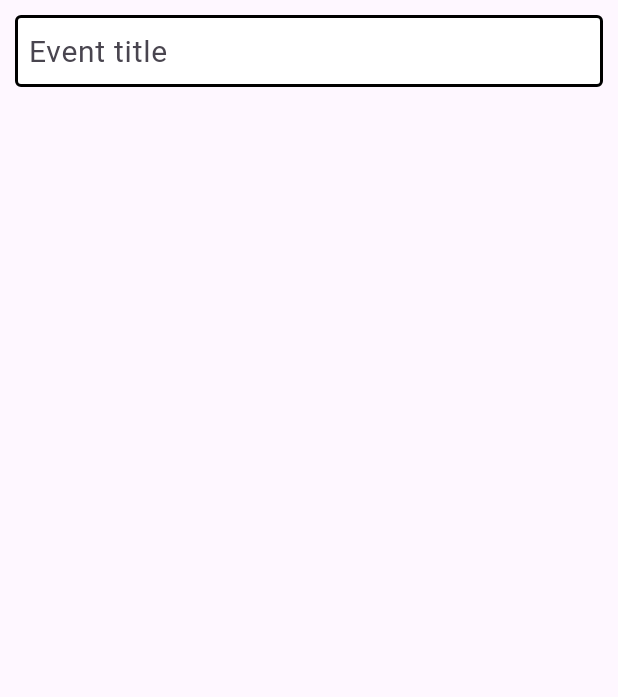
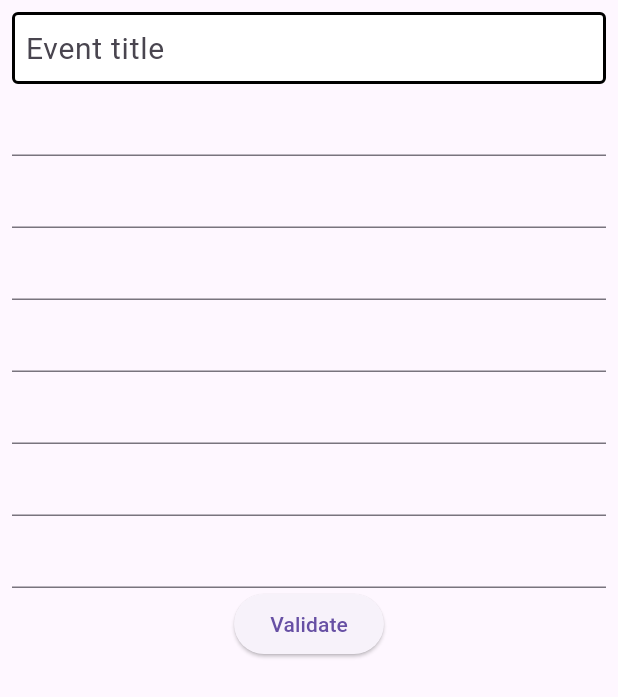
Before and after one commit to frasey/a_safe_place, a Flutter app: the screen it shows after launch, on a phone screen of 412 x 824 dp. Shown: the top 697 px of the screen. Run offline on Flutter 3.47's test engine with Material 3 defaults, Android fonts, the phone set to English and light mode, and no system bars.

Commit message:
intial event form set up

```diff
--- a/lib/Event.dart
+++ b/lib/Event.dart
@@ -1,54 +1,177 @@
-import 'package:flutter/material.dart';
+// import 'package:flutter/material.dart';
 
-class Event extends StatefulWidget {
-  const Event({super.key});
+// class Event extends StatefulWidget {
+//   const Event({super.key});
 
-  @override
-  State<Event> createState() => _EventState();
-}
+//   @override
+//   State<Event> createState() => _EventState();
+// }
 
-class _EventState extends State<Event> {
-  final TextEditingController textEditingController = TextEditingController();
+// class _EventState extends State<Event> {
+//   final TextEditingController textEditingController = TextEditingController();
 
-  @override
-  Widget build(BuildContext context) {
-    const border = OutlineInputBorder(
-      borderSide: BorderSide(
-        width: 2.0,
-        style: BorderStyle.solid,
-      ),
-    );
+//   @override
+//   Widget build(BuildContext context) {
+//     const border = OutlineInputBorder(
+//       borderSide: BorderSide(
+//         width: 2.0,
+//         style: BorderStyle.solid,
+//       ),
+//     );
 
-    return Scaffold(
-      body: SafeArea(
-        child: Column(
-          children: [
-            Padding(
-                padding: const EdgeInsets.all(10),
-                child: SizedBox(
-                  height: 50,
-                  child: TextField(
-                    controller: textEditingController,
-                    decoration: const InputDecoration(
-                      hintText: 'Event title',
-                      hintStyle: TextStyle(
-                        fontSize: 20,
-                      ),
-                      filled: true,
-                      fillColor: Colors
-                          .white, // MIGHT WANT TO CHANGE THIS IF SET THEME
-                      contentPadding: EdgeInsets.all(5),
-                      focusedBorder: border,
-                      enabledBorder: border,
-                      border: OutlineInputBorder(
-                        borderRadius: BorderRadius.all(Radius.circular(5)),
-                      ),
-                    ),
-                  ),
-                )),
-          ],
-        ),
-      ),
-    );
-  }
-}
+//     return Scaffold(
+//       body: SafeArea(
+//         child: Column(
+//           children: [
+//             // EVENT TITLE
+//             Padding(
+//               padding: const EdgeInsets.all(10),
+//               child: SizedBox(
+//                 height: 50,
+//                 child: TextField(
+//                   controller: textEditingController,
+//                   decoration: const InputDecoration(
+//                     hintText: 'Event title',
+//                     hintStyle: TextStyle(
+//                       fontSize: 20,
+//                     ),
+//                     filled: true,
+//                     fillColor:
+//                         Colors.white, // MIGHT WANT TO CHANGE THIS IF SET THEME
+//                     contentPadding: EdgeInsets.all(5),
+//                     focusedBorder: border,
+//                     enabledBorder: border,
+//                     border: OutlineInputBorder(
+//                       borderRadius: BorderRadius.all(Radius.circular(5)),
+//                     ),
+//                   ),
+//                 ),
+//               ),
+//             ),
+
+//             // DATE & TIME
+
+//             // LOCATION
+//             Padding(
+//               padding: const EdgeInsets.all(10),
+//               child: SizedBox(
+//                 height: 50,
+//                 child: TextField(
+//                   controller: textEditingController,
+//                   decoration: const InputDecoration(
+//                     hintText: 'Location',
+//                     hintStyle: TextStyle(
+//                       fontSize: 20,
+//                     ),
+//                     filled: true,
+//                     fillColor:
+//                         Colors.white, // MIGHT WANT TO CHANGE THIS IF SET THEME
+//                     contentPadding: EdgeInsets.all(5),
+//                     focusedBorder: border,
+//                     enabledBorder: border,
+//                     border: OutlineInputBorder(
+//                       borderRadius: BorderRadius.all(Radius.circular(5)),
+//                     ),
+//                   ),
+//                 ),
+//               ),
+//             ),
+
+//             // DESCRIPTION  - NEEDS TO BE MULTI LINE
+//             Padding(
+//               padding: const EdgeInsets.all(10),
+//               child: SizedBox(
+//                 height: 150,
+//                 child: TextField(
+//                   controller: textEditingController,
+//                   keyboardType: TextInputType.multiline,
+//                   maxLines: null,
+//                   decoration: const InputDecoration(
+//                     hintText: 'Decription',
+//                     hintStyle: TextStyle(
+//                       fontSize: 20,
+//                     ),
+//                     filled: true,
+//                     fillColor:
+//                         Colors.white, // MIGHT WANT TO CHANGE THIS IF SET THEME
+//                     contentPadding: EdgeInsets.all(5),
+//                     focusedBorder: border,
+//                     enabledBorder: border,
+//                     border: OutlineInputBorder(
+//                       borderRadius: BorderRadius.all(Radius.circular(5)),
+//                     ),
+//                   ),
+//                 ),
+//               ),
+//             ),
+
+//             // TAGS
+
+//             // REMINDER
+
+//             // CONTACT NAME
+//             Row(
+//               children: [
+//                 Padding(
+//                   padding: const EdgeInsets.all(10),
+//                   child: SizedBox(
+//                     height: 50,
+//                     child: TextField(
+//                       controller: textEditingController,
+//                       decoration: const InputDecoration(
+//                         hintText: 'Contact Name',
+//                         hintStyle: TextStyle(
+//                           fontSize: 20,
+//                         ),
+//                         filled: true,
+//                         fillColor: Colors
+//                             .white, // MIGHT WANT TO CHANGE THIS IF SET THEME
+//                         contentPadding: EdgeInsets.all(5),
+//                         focusedBorder: border,
+//                         enabledBorder: border,
+//                         border: OutlineInputBorder(
+//                           borderRadius: BorderRadius.all(Radius.circular(5)),
+//                         ),
+//                       ),
+//                     ),
+//                   ),
+//                 ),
+
+//                 // CONTACT NUMBER
+//                 Padding(
+//                   padding: const EdgeInsets.all(10),
+//                   child: SizedBox(
+//                     height: 50,
+//                     child: TextField(
+//                       controller: textEditingController,
+//                       keyboardType: TextInputType.phone,
+//                       decoration: const InputDecoration(
+//                         hintText: 'Contact Number',
+//                         hintStyle: TextStyle(
+//                           fontSize: 20,
+//                         ),
+//                         filled: true,
+//                         fillColor: Colors
+//                             .white, // MIGHT WANT TO CHANGE THIS IF SET THEME
+//                         contentPadding: EdgeInsets.all(5),
+//                         focusedBorder: border,
+//                         enabledBorder: border,
+//                         border: OutlineInputBorder(
+//                           borderRadius: BorderRadius.all(Radius.circular(5)),
+//                         ),
+//                       ),
+//                     ),
+//                   ),
+//                 ),
+//               ],
+//             ),
+
+//             // UPLOAD IMAGES
+
+//             // CAROSEL
+//           ],
+//         ),
+//       ),
+//     );
+//   }
+// }
--- /dev/null
+++ b/lib/Event2.dart
@@ -0,0 +1,127 @@
+import 'package:flutter/material.dart';
+
+final _formKey = GlobalKey<FormState>();
+
+class Event2 extends StatelessWidget {
+  const Event2({Key? key}) : super(key: key);
+
+  @override
+  Widget build(BuildContext context) {
+    const border = OutlineInputBorder(
+      borderSide: BorderSide(
+        width: 2.0,
+        style: BorderStyle.solid,
+      ),
+    );
+
+    return Scaffold(
+      body: Padding(
+        padding: const EdgeInsets.all(8.0),
+        child: SafeArea(
+          child: Form(
+            key: _formKey,
+            child: Column(
+              children: [
+                const SingleChildScrollView(scrollDirection: Axis.vertical),
+                // EVENT TITLE
+                TextFormField(
+                    decoration: InputDecoration(
+                      hintText: 'Event title',
+                      hintStyle: const TextStyle(
+                        fontSize: 20,
+                      ),
+                      filled: true,
+                      fillColor: Colors
+                          .white, //MIGHT WANT TO CHANGE THIS IF HAVE THEME
+                      contentPadding: const EdgeInsets.all(5.0),
+                      focusedBorder: border,
+                      enabledBorder: border,
+                      border: OutlineInputBorder(
+                        borderRadius: BorderRadius.circular(5),
+                      ),
+                    ),
+                    validator: (value) {
+                      // validator will return the value of all the information entered in the text field
+                      if (value == null || value.isEmpty) {
+                        return 'Enter something';
+                      }
+                      return null;
+                    }),
+
+                // DATE * TIME
+                TextFormField(validator: (value) {
+                  if (value == null || value.isEmpty) {
+                    return 'Enter something';
+                  }
+                  return null;
+                }),
+
+                // LOCATION
+                TextFormField(validator: (value) {
+                  if (value == null || value.isEmpty) {
+                    return 'Enter something';
+                  }
+                  return null;
+                }),
+
+                // DESCRIPTION
+                TextFormField(validator: (value) {
+                  if (value == null || value.isEmpty) {
+                    return 'Enter something';
+                  }
+                  return null;
+                }),
+
+                // REMINDER
+                TextFormField(validator: (value) {
+                  if (value == null || value.isEmpty) {
+                    return 'Enter something';
+                  }
+                  return null;
+                }),
+
+                // CONTACT NAME
+                TextFormField(validator: (value) {
+                  if (value == null || value.isEmpty) {
+                    return 'Enter something';
+                  }
+                  return null;
+                }),
+
+                // CONTACT NUMBER
+                TextFormField(validator: (value) {
+                  if (value == null || value.isEmpty) {
+                    return 'Enter something';
+                  }
+                  return null;
+                }),
+
+                // UPLOAD DOCS/IMAGES
+                TextFormField(validator: (value) {
+                  if (value == null || value.isEmpty) {
+                    return 'Enter something';
+                  }
+                  return null;
+                }),
+
+                // ELEVATED BUTTON
+                ElevatedButton(
+                    onPressed: () {
+                      if (_formKey.currentState!.validate()) {
+                        //if currentState value is true, then trigger the scaffold messenger to trigger the validator of every text form field
+                        ScaffoldMessenger.of(context).showSnackBar(
+                          const SnackBar(
+                            content: Text('Great!'),
+                          ),
+                        );
+                      }
+                    },
+                    child: const Text('Validate')),
+              ],
+            ),
+          ),
+        ),
+      ),
+    );
+  }
+}
--- a/lib/HomePage.dart
+++ b/lib/HomePage.dart
@@ -41,8 +41,8 @@ class HomePage extends StatelessWidget {
             padding: EdgeInsets.zero,
             children: const <Widget>[
               DrawerHeader(
-                child: const Text('Menu'),
                 decoration: BoxDecoration(color: Colors.blueGrey),
+                child: Text('Menu'),
               ),
               MenuTile(title: 'Home'),
               MenuTile(title: 'Profile'),
--- a/lib/main.dart
+++ b/lib/main.dart
@@ -1,6 +1,6 @@
 import 'package:flutter/material.dart';
 import 'HomePage.dart';
-import 'Event.dart';
+import 'Event2.dart';
 
 void main() {
   runApp(const MyApp());
@@ -14,7 +14,7 @@ class MyApp extends StatelessWidget {
   Widget build(BuildContext context) {
     return const MaterialApp(
       title: 'A Safe Place',
-      home: Event(),
+      home: Event2(),
     );
   }
 }
```
Also changed, not shown: lib/StandardInputField.dart (added, +37 -0 lines).
